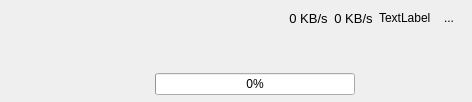
Qt form src/ui/download/qaria2downloaderitemwidget.ui (kaniol-lck/modmanager) before a commit.
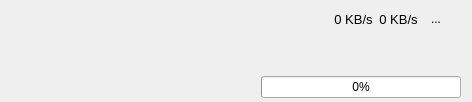
The same form after that commit. Icons and pictures are not drawn.

Diff of the .ui file:
```diff
--- a/src/ui/download/qaria2downloaderitemwidget.ui
+++ b/src/ui/download/qaria2downloaderitemwidget.ui
@@ -73,6 +73,33 @@
        </property>
       </spacer>
      </item>
+     <item>
+      <widget class="QLabel" name="downloadSizeText">
+       <property name="sizePolicy">
+        <sizepolicy hsizetype="Maximum" vsizetype="Preferred">
+         <horstretch>0</horstretch>
+         <verstretch>0</verstretch>
+        </sizepolicy>
+       </property>
+       <property name="minimumSize">
+        <size>
+         <width>100</width>
+         <height>0</height>
+        </size>
+       </property>
+       <property name="font">
+        <font>
+         <pointsize>10</pointsize>
+        </font>
+       </property>
+       <property name="toolTip">
+        <string notr="true"/>
+       </property>
+       <property name="alignment">
+        <set>Qt::AlignRight|Qt::AlignTrailing|Qt::AlignVCenter</set>
+       </property>
+      </widget>
+     </item>
      <item>
       <widget class="QProgressBar" name="downloadProgress">
        <property name="sizePolicy">
@@ -92,33 +119,6 @@
        </property>
       </widget>
      </item>
-     <item>
-      <widget class="QLabel" name="downloadSizeText">
-       <property name="sizePolicy">
-        <sizepolicy hsizetype="Maximum" vsizetype="Preferred">
-         <horstretch>0</horstretch>
-         <verstretch>0</verstretch>
-        </sizepolicy>
-       </property>
-       <property name="minimumSize">
-        <size>
-         <width>100</width>
-         <height>0</height>
-        </size>
-       </property>
-       <property name="font">
-        <font>
-         <pointsize>10</pointsize>
-        </font>
-       </property>
-       <property name="toolTip">
-        <string notr="true"/>
-       </property>
-       <property name="alignment">
-        <set>Qt::AlignRight|Qt::AlignTrailing|Qt::AlignVCenter</set>
-       </property>
-      </widget>
-     </item>
     </layout>
    </item>
    <item row="0" column="1">
@@ -200,25 +200,6 @@
        </property>
       </widget>
      </item>
-     <item>
-      <widget class="QLabel" name="downloaStatus">
-       <property name="sizePolicy">
-        <sizepolicy hsizetype="Minimum" vsizetype="Minimum">
-         <horstretch>0</horstretch>
-         <verstretch>0</verstretch>
-        </sizepolicy>
-       </property>
-       <property name="toolTip">
-        <string notr="true"/>
-       </property>
-       <property name="text">
-        <string>TextLabel</string>
-       </property>
-       <property name="alignment">
-        <set>Qt::AlignLeading|Qt::AlignLeft|Qt::AlignVCenter</set>
-       </property>
-      </widget>
-     </item>
      <item>
       <widget class="QToolButton" name="pauseButton">
        <property name="text">
@@ -233,6 +214,22 @@
        </property>
       </widget>
      </item>
+     <item>
+      <widget class="QLabel" name="downloaStatus">
+       <property name="sizePolicy">
+        <sizepolicy hsizetype="Minimum" vsizetype="Minimum">
+         <horstretch>0</horstretch>
+         <verstretch>0</verstretch>
+        </sizepolicy>
+       </property>
+       <property name="toolTip">
+        <string notr="true"/>
+       </property>
+       <property name="alignment">
+        <set>Qt::AlignLeading|Qt::AlignLeft|Qt::AlignVCenter</set>
+       </property>
+      </widget>
+     </item>
     </layout>
    </item>
    <item row="1" column="1">
```
